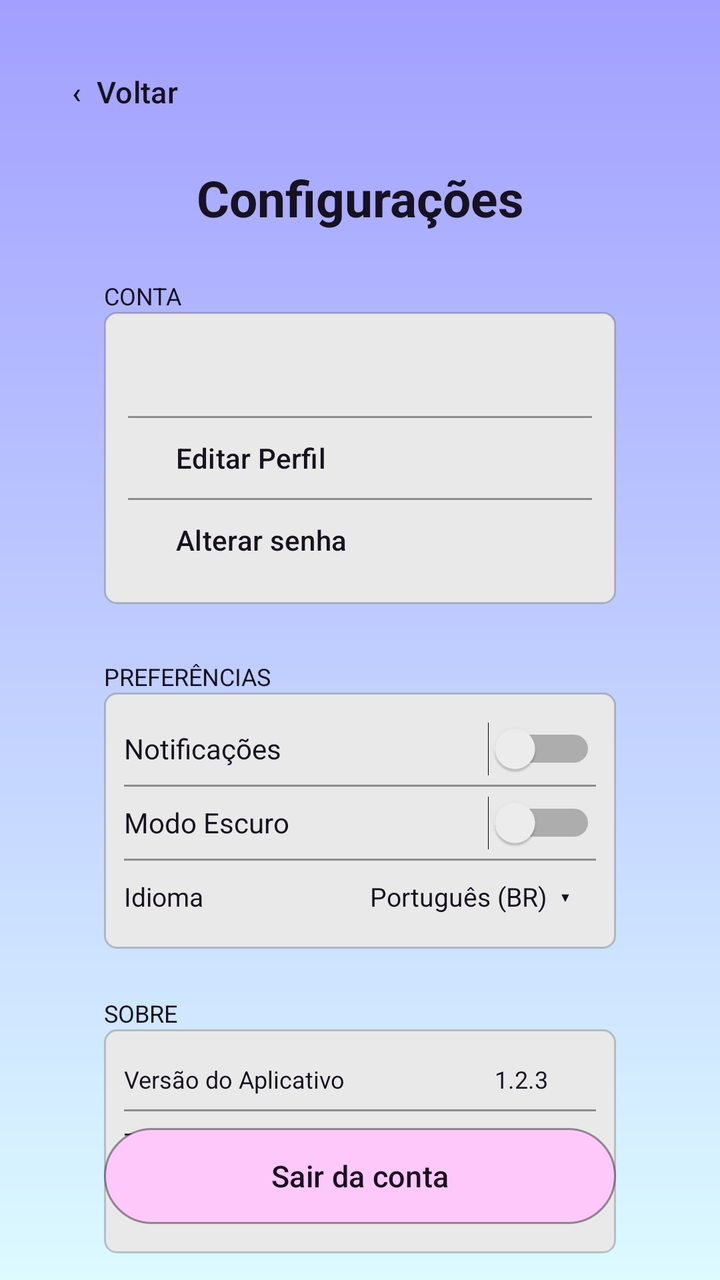
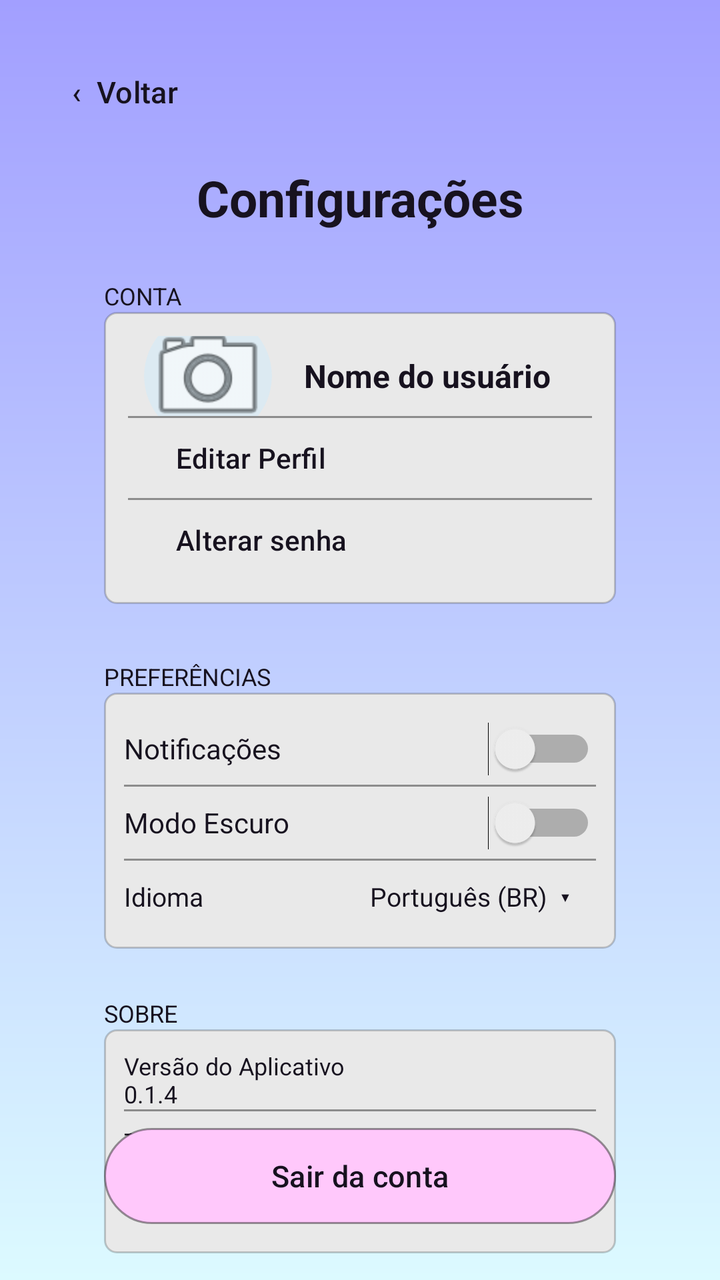

Two renders of the same Android screen: before a commit and after it. Below are the layout's source before the change and the commit's diff.
<!-- AndroidManifest.xml: application theme Theme.FocaAi -->
<!-- res/layout/activity_configuracoes.xml -->
<?xml version="1.0" encoding="utf-8"?>
<androidx.constraintlayout.widget.ConstraintLayout xmlns:android="http://schemas.android.com/apk/res/android"
    xmlns:app="http://schemas.android.com/apk/res-auto"
    xmlns:tools="http://schemas.android.com/tools"
    android:layout_width="match_parent"
    android:layout_height="match_parent"
    android:background="@drawable/bg_foca_gradient"
    tools:context=".activities.ConfiguracoesActivity">

    <Button
        android:id="@+id/btnVoltarConfiguracoes"
        android:layout_width="wrap_content"
        android:layout_height="48dp"
        android:background="@android:color/transparent"
        android:text="‹  Voltar"
        android:textAllCaps="false"
        android:textColor="@color/foca_text"
        android:textSize="15sp"
        app:backgroundTint="@null"
        app:layout_constraintStart_toStartOf="parent"
        app:layout_constraintTop_toTopOf="parent"
        android:layout_marginStart="12dp"
        android:layout_marginTop="22dp" />

    <TextView
        android:id="@+id/txtTituloConfiguracoes"
        android:layout_width="wrap_content"
        android:layout_height="wrap_content"
        android:text="Configurações"
        android:textColor="@color/foca_text"
        android:textSize="25sp"
        android:textStyle="bold"
        app:layout_constraintTop_toBottomOf="@id/btnVoltarConfiguracoes"
        app:layout_constraintStart_toStartOf="parent"
        app:layout_constraintEnd_toEndOf="parent"
        android:layout_marginTop="12dp" />

    <TextView
        android:id="@+id/txtGrupoConta"
        android:layout_width="wrap_content"
        android:layout_height="wrap_content"
        android:text="CONTA"
        android:textColor="@color/foca_text"
        android:textSize="12sp"
        android:layout_marginStart="52dp"
        android:layout_marginTop="24dp"
        app:layout_constraintStart_toStartOf="parent"
        app:layout_constraintTop_toBottomOf="@id/txtTituloConfiguracoes" />

    <LinearLayout
        android:id="@+id/cardConta"
        android:layout_width="0dp"
        android:layout_height="146dp"
        android:layout_marginStart="52dp"
        android:layout_marginEnd="52dp"
        android:orientation="vertical"
        android:padding="12dp"
        android:background="@drawable/card_foca"
        app:layout_constraintTop_toBottomOf="@id/txtGrupoConta"
        app:layout_constraintStart_toStartOf="parent"
        app:layout_constraintEnd_toEndOf="parent">

        <TextView
            android:id="@+id/txtUsuarioConfiguracoes"
            android:layout_width="match_parent"
            android:layout_height="0dp"
            android:layout_weight="1"
            android:gravity="center_vertical"
            android:textColor="@color/foca_text"
            android:textSize="14sp" />

        <View android:layout_width="match_parent" android:layout_height="1dp" android:background="#66000000" />

        <Button
            android:id="@+id/btnEditarPerfil"
            android:layout_width="match_parent"
            android:layout_height="40dp"
            android:background="@android:color/transparent"
            android:gravity="center_vertical"
            android:text="Editar Perfil"
            android:textAllCaps="false"
            android:textColor="@color/foca_text"
            android:textSize="14sp"
            app:backgroundTint="@null" />

        <View android:layout_width="match_parent" android:layout_height="1dp" android:background="#66000000" />

        <Button
            android:id="@+id/btnAlterarSenhaConfiguracoes"
            android:layout_width="match_parent"
            android:layout_height="40dp"
            android:background="@android:color/transparent"
            android:gravity="center_vertical"
            android:text="Alterar senha"
            android:textAllCaps="false"
            android:textColor="@color/foca_text"
            android:textSize="14sp"
            app:backgroundTint="@null" />
    </LinearLayout>

    <TextView
        android:id="@+id/txtGrupoPreferencias"
        android:layout_width="wrap_content"
        android:layout_height="wrap_content"
        android:text="PREFERÊNCIAS"
        android:textColor="@color/foca_text"
        android:textSize="12sp"
        android:layout_marginStart="52dp"
        android:layout_marginTop="28dp"
        app:layout_constraintStart_toStartOf="parent"
        app:layout_constraintTop_toBottomOf="@id/cardConta" />

    <LinearLayout
        android:id="@+id/cardPreferencias"
        android:layout_width="0dp"
        android:layout_height="128dp"
        android:layout_marginStart="52dp"
        android:layout_marginEnd="52dp"
        android:orientation="vertical"
        android:padding="10dp"
        android:background="@drawable/card_foca"
        app:layout_constraintTop_toBottomOf="@id/txtGrupoPreferencias"
        app:layout_constraintStart_toStartOf="parent"
        app:layout_constraintEnd_toEndOf="parent">

        <Switch
            android:id="@+id/switchNotificacoes"
            android:layout_width="match_parent"
            android:layout_height="36dp"
            android:text="Notificações"
            android:textColor="@color/foca_text"
            android:textSize="14sp" />

        <View android:layout_width="match_parent" android:layout_height="1dp" android:background="#66000000" />

        <Switch
            android:id="@+id/switchModoEscuro"
            android:layout_width="match_parent"
            android:layout_height="36dp"
            android:text="Modo Escuro"
            android:textColor="@color/foca_text"
            android:textSize="14sp" />

        <View android:layout_width="match_parent" android:layout_height="1dp" android:background="#66000000" />

        <TextView
            android:id="@+id/txtIdiomaConfiguracoes"
            android:layout_width="match_parent"
            android:layout_height="36dp"
            android:gravity="center_vertical"
            android:text="Idioma                         Português (BR)  ▾"
            android:textColor="@color/foca_text"
            android:textSize="13sp" />
    </LinearLayout>

    <TextView
        android:id="@+id/txtGrupoSobre"
        android:layout_width="wrap_content"
        android:layout_height="wrap_content"
        android:text="SOBRE"
        android:textColor="@color/foca_text"
        android:textSize="12sp"
        android:layout_marginStart="52dp"
        android:layout_marginTop="24dp"
        app:layout_constraintStart_toStartOf="parent"
        app:layout_constraintTop_toBottomOf="@id/cardPreferencias" />

    <LinearLayout
        android:id="@+id/cardSobre"
        android:layout_width="0dp"
        android:layout_height="112dp"
        android:layout_marginStart="52dp"
        android:layout_marginEnd="52dp"
        android:orientation="vertical"
        android:padding="10dp"
        android:background="@drawable/card_foca"
        app:layout_constraintTop_toBottomOf="@id/txtGrupoSobre"
        app:layout_constraintStart_toStartOf="parent"
        app:layout_constraintEnd_toEndOf="parent">

        <TextView android:layout_width="match_parent" android:layout_height="0dp" android:layout_weight="1" android:gravity="center_vertical" android:text="Versão do Aplicativo                         1.2.3" android:textColor="@color/foca_text" android:textSize="12sp" />
        <View android:layout_width="match_parent" android:layout_height="1dp" android:background="#66000000" />
        <TextView android:layout_width="match_parent" android:layout_height="0dp" android:layout_weight="1" android:gravity="center_vertical" android:text="Termos de Uso" android:textColor="@color/foca_text" android:textSize="12sp" />
        <View android:layout_width="match_parent" android:layout_height="1dp" android:background="#66000000" />
        <TextView android:layout_width="match_parent" android:layout_height="0dp" android:layout_weight="1" android:gravity="center_vertical" android:text="Política de Privacidade" android:textColor="@color/foca_text" android:textSize="12sp" />
    </LinearLayout>

    <Button
        android:id="@+id/btnSairConta"
        android:layout_width="0dp"
        android:layout_height="48dp"
        android:layout_marginStart="52dp"
        android:layout_marginEnd="52dp"
        android:layout_marginBottom="28dp"
        android:background="@drawable/button_foca_pink"
        android:text="Sair da conta"
        android:textAllCaps="false"
        android:textColor="@color/foca_text"
        android:textSize="15sp"
        app:backgroundTint="@null"
        app:layout_constraintBottom_toBottomOf="parent"
        app:layout_constraintStart_toStartOf="parent"
        app:layout_constraintEnd_toEndOf="parent" />

</androidx.constraintlayout.widget.ConstraintLayout>
<!-- resources referenced by this layout -->
<resources>
  <color name="foca_text">#17121F</color>
  <!-- drawable bg_foca_gradient (drawable) -->
  <?xml version="1.0" encoding="utf-8"?>
  <shape xmlns:android="http://schemas.android.com/apk/res/android" android:shape="rectangle">
      <gradient android:angle="270" android:startColor="#A29FFF" android:endColor="#DCFAFF" android:type="linear" />
  </shape>
  <!-- drawable button_foca_pink (drawable) -->
  <?xml version="1.0" encoding="utf-8"?>
  <shape xmlns:android="http://schemas.android.com/apk/res/android" android:shape="rectangle">
      <solid android:color="#FFC8FB" />
      <corners android:radius="25dp" />
      <stroke android:width="1dp" android:color="#66000000" />
  </shape>
  <!-- drawable card_foca (drawable) -->
  <?xml version="1.0" encoding="utf-8"?>
  <shape xmlns:android="http://schemas.android.com/apk/res/android" android:shape="rectangle">
      <solid android:color="#E9E9E9" />
      <corners android:radius="6dp" />
      <stroke android:width="1dp" android:color="#33000000" />
  </shape>
  <style name="Theme.FocaAi" parent="Base.Theme.FocaAi" />
  <style name="Base.Theme.FocaAi" parent="Theme.Material3.DayNight.NoActionBar">
          
          
      </style>
</resources>

<!-- the commit's change to res/layout/activity_configuracoes.xml (unified diff, before → after) -->
@@ -1,5 +1,6 @@
 <?xml version="1.0" encoding="utf-8"?>
-<androidx.constraintlayout.widget.ConstraintLayout xmlns:android="http://schemas.android.com/apk/res/android"
+<androidx.constraintlayout.widget.ConstraintLayout
+    xmlns:android="http://schemas.android.com/apk/res/android"
     xmlns:app="http://schemas.android.com/apk/res-auto"
     xmlns:tools="http://schemas.android.com/tools"
     android:layout_width="match_parent"
@@ -7,10 +8,13 @@
     android:background="@drawable/bg_foca_gradient"
     tools:context=".activities.ConfiguracoesActivity">
 
+    
     <Button
         android:id="@+id/btnVoltarConfiguracoes"
         android:layout_width="wrap_content"
         android:layout_height="48dp"
+        android:layout_marginStart="12dp"
+        android:layout_marginTop="22dp"
         android:background="@android:color/transparent"
         android:text="‹  Voltar"
         android:textAllCaps="false"
@@ -18,59 +22,91 @@
         android:textSize="15sp"
         app:backgroundTint="@null"
         app:layout_constraintStart_toStartOf="parent"
-        app:layout_constraintTop_toTopOf="parent"
-        android:layout_marginStart="12dp"
-        android:layout_marginTop="22dp" />
-
+        app:layout_constraintTop_toTopOf="parent" />
+
+    
     <TextView
         android:id="@+id/txtTituloConfiguracoes"
         android:layout_width="wrap_content"
         android:layout_height="wrap_content"
+        android:layout_marginTop="12dp"
         android:text="Configurações"
         android:textColor="@color/foca_text"
         android:textSize="25sp"
         android:textStyle="bold"
         app:layout_constraintTop_toBottomOf="@id/btnVoltarConfiguracoes"
         app:layout_constraintStart_toStartOf="parent"
-        app:layout_constraintEnd_toEndOf="parent"
-        android:layout_marginTop="12dp" />
-
+        app:layout_constraintEnd_toEndOf="parent" />
+
+    
     <TextView
         android:id="@+id/txtGrupoConta"
         android:layout_width="wrap_content"
         android:layout_height="wrap_content"
+        android:layout_marginStart="52dp"
+        android:layout_marginTop="24dp"
         android:text="CONTA"
         android:textColor="@color/foca_text"
         android:textSize="12sp"
-        android:layout_marginStart="52dp"
-        android:layout_marginTop="24dp"
         app:layout_constraintStart_toStartOf="parent"
         app:layout_constraintTop_toBottomOf="@id/txtTituloConfiguracoes" />
 
+    
     <LinearLayout
         android:id="@+id/cardConta"
         android:layout_width="0dp"
         android:layout_height="146dp"
         android:layout_marginStart="52dp"
         android:layout_marginEnd="52dp"
+        android:background="@drawable/card_foca"
         android:orientation="vertical"
         android:padding="12dp"
-        android:background="@drawable/card_foca"
         app:layout_constraintTop_toBottomOf="@id/txtGrupoConta"
         app:layout_constraintStart_toStartOf="parent"
         app:layout_constraintEnd_toEndOf="parent">
 
-        <TextView
-            android:id="@+id/txtUsuarioConfiguracoes"
-            android:layout_width="match_parent"
-            android:layout_height="0dp"
-            android:layout_weight="1"
-            android:gravity="center_vertical"
-            android:textColor="@color/foca_text"
-            android:textSize="14sp" />
-
-        <View android:layout_width="match_parent" android:layout_height="1dp" android:background="#66000000" />
-
+        
+        <LinearLayout
+            android:layout_width="match_parent"
+            android:layout_height="0dp"
+            android:layout_weight="1"
+            android:orientation="horizontal"
+            android:gravity="center_vertical"
+            android:paddingStart="8dp"
+            android:paddingEnd="8dp">
+
+            <ImageView
+                android:id="@+id/imgFotoPerfil"
+                android:layout_width="64dp"
+                android:layout_height="64dp"
+                android:background="@drawable/bg_avatar_foca"
+                android:src="@android:drawable/ic_menu_camera"
+                android:scaleType="centerCrop"
+                android:clipToOutline="true"
+                android:clickable="true"
+                android:focusable="true"
+                android:contentDescription="Foto do perfil. Toque para alterar." />
+
+            <TextView
+                android:id="@+id/txtUsuarioConfiguracoes"
+                android:layout_width="0dp"
+                android:layout_height="match_parent"
+                android:layout_weight="1"
+                android:layout_marginStart="16dp"
+                android:gravity="center_vertical"
+                android:text="Nome do usuário"
+                android:textColor="@color/foca_text"
+                android:textSize="16sp"
+                android:textStyle="bold" />
+
+        </LinearLayout>
+
+        <View
+            android:layout_width="match_parent"
+            android:layout_height="1dp"
+            android:background="#66000000" />
+
+        
         <Button
             android:id="@+id/btnEditarPerfil"
             android:layout_width="match_parent"
@@ -83,8 +119,12 @@
             android:textSize="14sp"
             app:backgroundTint="@null" />
 
-        <View android:layout_width="match_parent" android:layout_height="1dp" android:background="#66000000" />
-
+        <View
+            android:layout_width="match_parent"
+            android:layout_height="1dp"
+            android:background="#66000000" />
+
+        
         <Button
             android:id="@+id/btnAlterarSenhaConfiguracoes"
             android:layout_width="match_parent"
@@ -96,29 +136,32 @@
             android:textColor="@color/foca_text"
             android:textSize="14sp"
             app:backgroundTint="@null" />
+
     </LinearLayout>
 
+    
     <TextView
         android:id="@+id/txtGrupoPreferencias"
         android:layout_width="wrap_content"
         android:layout_height="wrap_content"
+        android:layout_marginStart="52dp"
+        android:layout_marginTop="28dp"
         android:text="PREFERÊNCIAS"
         android:textColor="@color/foca_text"
         android:textSize="12sp"
-        android:layout_marginStart="52dp"
-        android:layout_marginTop="28dp"
         app:layout_constraintStart_toStartOf="parent"
         app:layout_constraintTop_toBottomOf="@id/cardConta" />
 
+    
     <LinearLayout
         android:id="@+id/cardPreferencias"
         android:layout_width="0dp"
         android:layout_height="128dp"
         android:layout_marginStart="52dp"
         android:layout_marginEnd="52dp"
+        android:background="@drawable/card_foca"
         android:orientation="vertical"
         android:padding="10dp"
-        android:background="@drawable/card_foca"
         app:layout_constraintTop_toBottomOf="@id/txtGrupoPreferencias"
         app:layout_constraintStart_toStartOf="parent"
         app:layout_constraintEnd_toEndOf="parent">
@@ -131,7 +174,10 @@
             android:textColor="@color/foca_text"
             android:textSize="14sp" />
 
-        <View android:layout_width="match_parent" android:layout_height="1dp" android:background="#66000000" />
+        <View
+            android:layout_width="match_parent"
+            android:layout_height="1dp"
+            android:background="#66000000" />
 
         <Switch
             android:id="@+id/switchModoEscuro"
@@ -141,7 +187,10 @@
             android:textColor="@color/foca_text"
             android:textSize="14sp" />
 
-        <View android:layout_width="match_parent" android:layout_height="1dp" android:background="#66000000" />
+        <View
+            android:layout_width="match_parent"
+            android:layout_height="1dp"
+            android:background="#66000000" />
 
         <TextView
             android:id="@+id/txtIdiomaConfiguracoes"
@@ -151,40 +200,76 @@
             android:text="Idioma                         Português (BR)  ▾"
             android:textColor="@color/foca_text"
             android:textSize="13sp" />
+
     </LinearLayout>
 
+    
     <TextView
         android:id="@+id/txtGrupoSobre"
         android:layout_width="wrap_content"
         android:layout_height="wrap_content"
+        android:layout_marginStart="52dp"
+        android:layout_marginTop="24dp"
         android:text="SOBRE"
         android:textColor="@color/foca_text"
         android:textSize="12sp"
-        android:layout_marginStart="52dp"
-        android:layout_marginTop="24dp"
         app:layout_constraintStart_toStartOf="parent"
         app:layout_constraintTop_toBottomOf="@id/cardPreferencias" />
 
+    
     <LinearLayout
         android:id="@+id/cardSobre"
         android:layout_width="0dp"
         android:layout_height="112dp"
         android:layout_marginStart="52dp"
         android:layout_marginEnd="52dp"
+        android:background="@drawable/card_foca"
         android:orientation="vertical"
         android:padding="10dp"
-        android:background="@drawable/card_foca"
         app:layout_constraintTop_toBottomOf="@id/txtGrupoSobre"
         app:layout_constraintStart_toStartOf="parent"
         app:layout_constraintEnd_toEndOf="parent">
 
-        <TextView android:layout_width="match_parent" android:layout_height="0dp" android:layout_weight="1" android:gravity="center_vertical" android:text="Versão do Aplicativo                         1.2.3" android:textColor="@color/foca_text" android:textSize="12sp" />
-        <View android:layout_width="match_parent" android:layout_height="1dp" android:background="#66000000" />
-        <TextView android:layout_width="match_parent" android:layout_height="0dp" android:layout_weight="1" android:gravity="center_vertical" android:text="Termos de Uso" android:textColor="@color/foca_text" android:textSize="12sp" />
-        <View android:layout_width="match_parent" android:layout_height="1dp" android:background="#66000000" />
-        <TextView android:layout_width="match_parent" android:layout_height="0dp" android:layout_weight="1" android:gravity="center_vertical" android:text="Política de Privacidade" android:textColor="@color/foca_text" android:textSize="12sp" />
+        <TextView
+            android:layout_width="match_parent"
+            android:layout_height="0dp"
+            android:layout_weight="1"
+            android:gravity="center_vertical"
+            android:text="Versão do Aplicativo                                          0.1.4"
+            android:textColor="@color/foca_text"
+            android:textSize="12sp" />
+
+        <View
+            android:layout_width="match_parent"
+            android:layout_height="1dp"
+            android:background="#66000000" />
+
+        <TextView
+            android:layout_width="match_parent"
+            android:layout_height="0dp"
+            android:layout_weight="1"
+            android:gravity="center_vertical"
+            android:text="Termos de Uso"
+            android:textColor="@color/foca_text"
+            android:textSize="12sp" />
+
+        <View
+            android:layout_width="match_parent"
+            android:layout_height="1dp"
+            android:background="#66000000" />
+
+        <TextView
+            android:layout_width="match_parent"
+            android:layout_height="0dp"
+            android:layout_weight="1"
+            android:gravity="center_vertical"
+            android:text="Política de Privacidade"
+            android:textColor="@color/foca_text"
+            android:textSize="12sp" />
+
     </LinearLayout>
 
+    
     <Button
         android:id="@+id/btnSairConta"
         android:layout_width="0dp"
<!-- resource entries referenced after the edit -->
@@ -1,6 +1,11 @@
 <!-- resources referenced by this layout -->
 <resources>
   <color name="foca_text">#17121F</color>
+  <!-- drawable bg_avatar_foca (drawable) -->
+  <?xml version="1.0" encoding="utf-8"?>
+  <shape xmlns:android="http://schemas.android.com/apk/res/android" android:shape="oval">
+      <solid android:color="#DCEAF2" />
+  </shape>
   <!-- drawable bg_foca_gradient (drawable) -->
   <?xml version="1.0" encoding="utf-8"?>
   <shape xmlns:android="http://schemas.android.com/apk/res/android" android:shape="rectangle">
